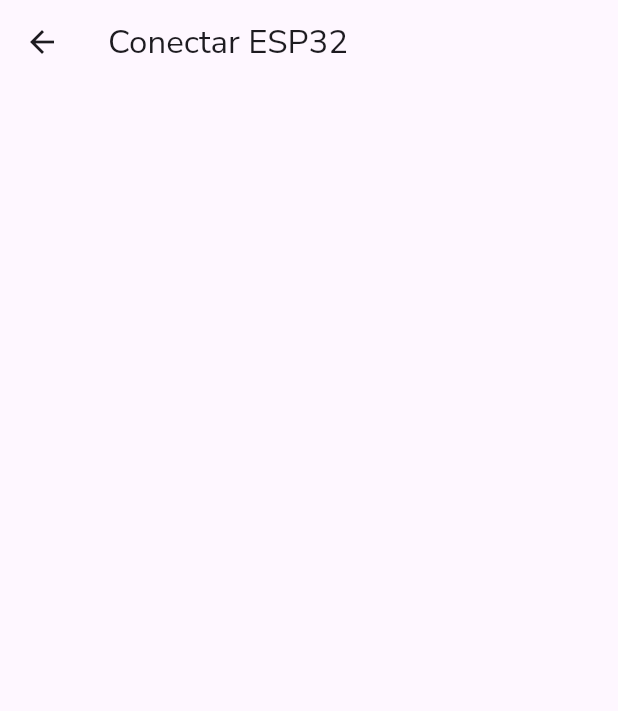
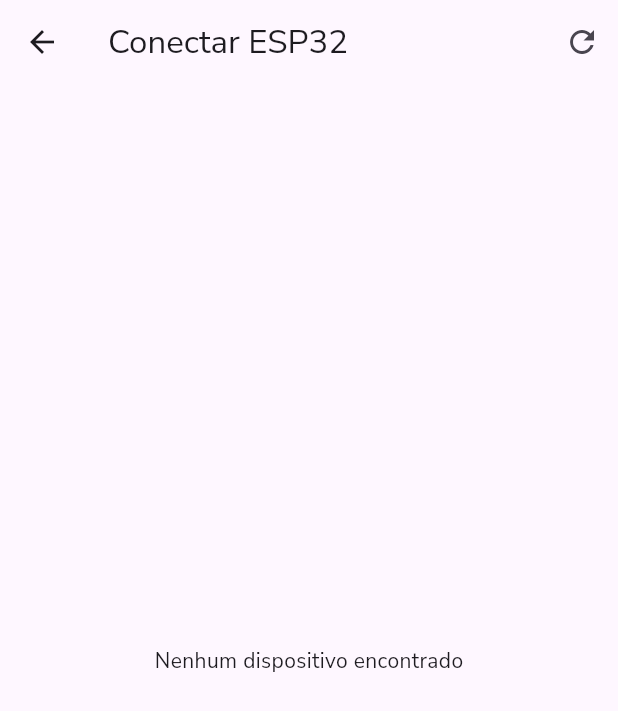
Before and after one commit to Guiprogramador14/Dedole, a Flutter app: the screen it shows after launch, after a tap on "Bluetooth", on a phone screen of 412 x 824 dp. Shown: the top 711 px of the screen. Run offline on Flutter 3.47's test engine with Material 3 defaults, Android fonts, the light colour scheme and no system bars; our stand-ins replace flutter_blue_plus, flutter_svg, permission_handler.

Commit message:
commit do bluetooth

```diff
--- a/lib/screens/bluetooth_screen.dart
+++ b/lib/screens/bluetooth_screen.dart
@@ -1,5 +1,6 @@
 import 'package:flutter/material.dart';
 import 'package:flutter_blue_plus/flutter_blue_plus.dart';
+import 'package:permission_handler/permission_handler.dart';
 
 class TelaBluetooth extends StatefulWidget {
   const TelaBluetooth({super.key});
@@ -9,40 +10,88 @@
 }
 
 class _TelaBluetoothState extends State<TelaBluetooth> {
+  Future<bool> pedirPermissoes() async {
+    await Permission.bluetoothScan.request();
+    await Permission.bluetoothConnect.request();
+    await Permission.locationWhenInUse.request();
+
+    if (await Permission.bluetoothScan.isGranted &&
+        await Permission.bluetoothConnect.isGranted) {
+      return true;
+    }
+
+    return false;
+  }
 
   List<ScanResult> dispositivos = [];
 
   @override
   void initState() {
     super.initState();
+
+    iniciarBluetooth();
+  }
+
+  Future<void> iniciarBluetooth() async {
+    bool permitido = await pedirPermissoes();
+
+    if (!permitido) {
+      ScaffoldMessenger.of(
+        context,
+      ).showSnackBar(const SnackBar(content: Text("Permissão negada")));
+
+      return;
+    }
+
+    BluetoothAdapterState estado = await FlutterBluePlus.adapterState.first;
+
+    if (estado != BluetoothAdapterState.on) {
+      ScaffoldMessenger.of(
+        context,
+      ).showSnackBar(const SnackBar(content: Text("Ligue o Bluetooth")));
+
+      return;
+    }
+
     procurarDispositivos();
   }
 
   void procurarDispositivos() async {
+    dispositivos.clear();
 
-    FlutterBluePlus.startScan(timeout: const Duration(seconds: 5));
+    await FlutterBluePlus.stopScan();
 
     FlutterBluePlus.scanResults.listen((results) {
       setState(() {
         dispositivos = results;
       });
     });
+
+    await FlutterBluePlus.startScan(timeout: const Duration(seconds: 5));
   }
 
   @override
   Widget build(BuildContext context) {
-
     return Scaffold(
       appBar: AppBar(
         title: const Text("Conectar ESP32"),
+        actions: [
+          IconButton(
+            icon: const Icon(Icons.refresh),
+            onPressed: procurarDispositivos,
           ),
-      body: ListView.builder(
+        ],
+      ),
+
+      body: dispositivos.isEmpty
+          ? const Center(child: Text("Nenhum dispositivo encontrado"))
+          : ListView.builder(
               itemCount: dispositivos.length,
               itemBuilder: (context, index) {
-
                 final dispositivo = dispositivos[index].device;
 
                 return ListTile(
+                  leading: const Icon(Icons.bluetooth),
                   title: Text(
                     dispositivo.platformName.isEmpty
                         ? "Dispositivo sem nome"
@@ -50,14 +99,23 @@
                   ),
                   subtitle: Text(dispositivo.remoteId.toString()),
                   onTap: () async {
-
-              await dispositivo.connect();
+                    try {
+                      await dispositivo.connect(
+                        timeout: const Duration(seconds: 10),
+                      );
 
                       ScaffoldMessenger.of(context).showSnackBar(
-                const SnackBar(
-                  content: Text("Conectado!"),
+                        SnackBar(
+                          content: Text(
+                            "Conectado ao ${dispositivo.platformName}",
+                          ),
                         ),
                       );
+                    } catch (e) {
+                      ScaffoldMessenger.of(context).showSnackBar(
+                        SnackBar(content: Text("Erro ao conectar\n$e")),
+                      );
+                    }
                   },
                 );
               },
--- a/pubspec.yaml
+++ b/pubspec.yaml
@@ -32,6 +32,7 @@
     sdk: flutter
 
   flutter_blue_plus: ^1.35.5
+  permission_handler: ^11.3.1
 
   flutter_svg: ^2.0.10
 
```
Also changed, not shown: pubspec.lock, 3 other files. Lines whose indentation alone changed are shown as unchanged.
